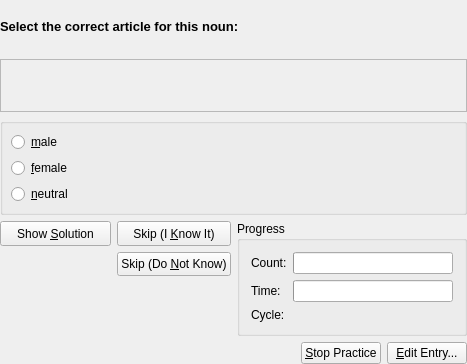
Above: src/practice/ArtQueryDlgForm.ui from KDE/parley before the change. Below: the same form after it.
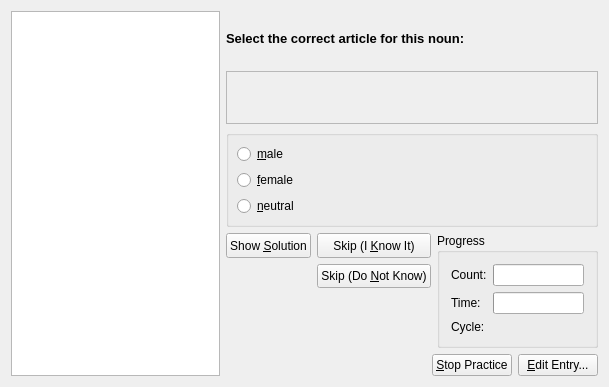
That is the form after the change.

Commit message: Add image support to all practice dialogs.

```diff
--- a/src/practice/ArtQueryDlgForm.ui
+++ b/src/practice/ArtQueryDlgForm.ui
@@ -6,8 +6,8 @@
    <rect>
     <x>0</x>
     <y>0</y>
-    <width>467</width>
-    <height>364</height>
+    <width>609</width>
+    <height>387</height>
    </rect>
   </property>
   <property name="sizePolicy" >
@@ -16,26 +16,57 @@
     <verstretch>0</verstretch>
    </sizepolicy>
   </property>
-  <layout class="QGridLayout" >
-   <property name="leftMargin" >
-    <number>0</number>
-   </property>
-   <property name="topMargin" >
-    <number>0</number>
-   </property>
-   <property name="rightMargin" >
-    <number>0</number>
-   </property>
-   <property name="bottomMargin" >
-    <number>0</number>
-   </property>
-   <property name="horizontalSpacing" >
-    <number>6</number>
-   </property>
-   <property name="verticalSpacing" >
-    <number>6</number>
-   </property>
-   <item row="2" column="0" >
+  <layout class="QHBoxLayout" >
+   <item>
+    <widget class="QGraphicsView" name="imageGraphicsView" >
+     <property name="minimumSize" >
+      <size>
+       <width>150</width>
+       <height>150</height>
+      </size>
+     </property>
+    </widget>
+   </item>
+   <item>
+    <layout class="QVBoxLayout" >
+     <item>
+      <widget class="QLabel" name="TextLabel1" >
+       <property name="font" >
+        <font>
+         <family>Tahoma</family>
+         <pointsize>10</pointsize>
+         <weight>75</weight>
+         <italic>false</italic>
+         <bold>true</bold>
+         <underline>false</underline>
+         <strikeout>false</strikeout>
+        </font>
+       </property>
+       <property name="text" >
+        <string>Select the correct article for this noun:</string>
+       </property>
+      </widget>
+     </item>
+     <item>
+      <widget class="QLabel" name="orgField" >
+       <property name="sizePolicy" >
+        <sizepolicy vsizetype="Minimum" hsizetype="Expanding" >
+         <horstretch>0</horstretch>
+         <verstretch>0</verstretch>
+        </sizepolicy>
+       </property>
+       <property name="frameShape" >
+        <enum>QFrame::StyledPanel</enum>
+       </property>
+       <property name="frameShadow" >
+        <enum>QFrame::Plain</enum>
+       </property>
+       <property name="text" >
+        <string/>
+       </property>
+      </widget>
+     </item>
+     <item>
     <widget class="QGroupBox" name="artGroup" >
      <property name="title" >
       <string/>
@@ -80,7 +111,7 @@
      </layout>
     </widget>
    </item>
-   <item row="3" column="0" >
+     <item>
     <layout class="QGridLayout" >
      <property name="leftMargin" >
       <number>0</number>
@@ -309,42 +340,7 @@
      </item>
     </layout>
    </item>
-   <item row="1" column="0" >
-    <widget class="QLabel" name="orgField" >
-     <property name="sizePolicy" >
-      <sizepolicy vsizetype="Minimum" hsizetype="Expanding" >
-       <horstretch>0</horstretch>
-       <verstretch>0</verstretch>
-      </sizepolicy>
-     </property>
-     <property name="frameShape" >
-      <enum>QFrame::StyledPanel</enum>
-     </property>
-     <property name="frameShadow" >
-      <enum>QFrame::Plain</enum>
-     </property>
-     <property name="text" >
-      <string/>
-     </property>
-    </widget>
-   </item>
-   <item row="0" column="0" >
-    <widget class="QLabel" name="TextLabel1" >
-     <property name="font" >
-      <font>
-       <family>Tahoma</family>
-       <pointsize>10</pointsize>
-       <weight>75</weight>
-       <italic>false</italic>
-       <bold>true</bold>
-       <underline>false</underline>
-       <strikeout>false</strikeout>
-      </font>
-     </property>
-     <property name="text" >
-      <string>Select the correct article for this noun:</string>
-     </property>
-    </widget>
+    </layout>
    </item>
   </layout>
  </widget>
```
Lines whose indentation alone changed are shown as unchanged. The commit also changes 13 other files.
